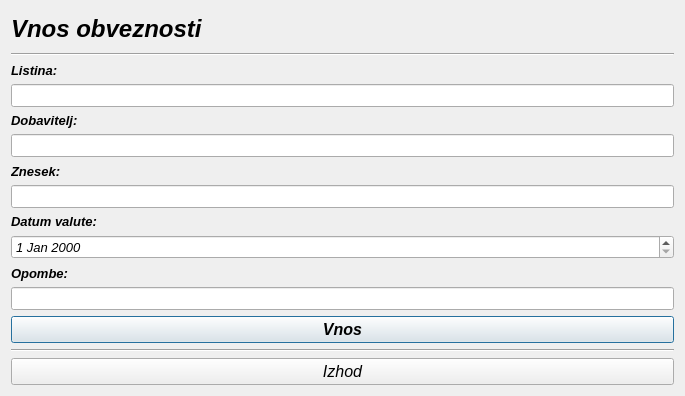
Old version of the form vnosobveznosti.ui in the repository MaxMaxy/racun.
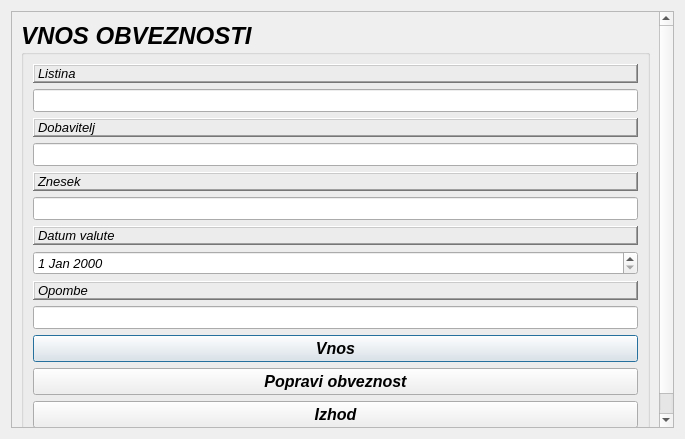
New version of the form.

Diff of the .ui file:
```diff
--- a/vnosobveznosti.ui
+++ b/vnosobveznosti.ui
@@ -7,7 +7,7 @@
     <x>0</x>
     <y>0</y>
     <width>685</width>
-    <height>396</height>
+    <height>439</height>
    </rect>
   </property>
   <property name="font">
@@ -20,54 +20,57 @@
   <property name="windowTitle">
    <string>Dialog</string>
   </property>
+  <layout class="QGridLayout" name="gridLayout_2">
+   <item row="0" column="0">
+    <widget class="QScrollArea" name="scrollArea">
+     <property name="widgetResizable">
+      <bool>true</bool>
+     </property>
+     <widget class="QWidget" name="scrollAreaWidgetContents">
+      <property name="geometry">
+       <rect>
+        <x>0</x>
+        <y>0</y>
+        <width>647</width>
+        <height>439</height>
+       </rect>
+      </property>
   <layout class="QGridLayout" name="gridLayout">
    <item row="0" column="0">
-    <layout class="QVBoxLayout" name="verticalLayout">
-     <item>
-      <widget class="QLabel" name="label">
+        <widget class="QGroupBox" name="groupBox">
        <property name="font">
         <font>
-         <family>MS Sans Serif</family>
          <pointsize>18</pointsize>
          <weight>75</weight>
-         <italic>true</italic>
          <bold>true</bold>
         </font>
        </property>
-       <property name="text">
-        <string>Vnos obveznosti</string>
-       </property>
-      </widget>
-     </item>
-     <item>
-      <widget class="Line" name="line">
-       <property name="font">
-        <font>
-         <italic>true</italic>
-        </font>
-       </property>
-       <property name="orientation">
-        <enum>Qt::Horizontal</enum>
-       </property>
-      </widget>
-     </item>
-    </layout>
-   </item>
-   <item row="1" column="0">
-    <layout class="QVBoxLayout" name="verticalLayout_2">
+         <property name="title">
+          <string>VNOS OBVEZNOSTI</string>
+         </property>
+         <property name="flat">
+          <bool>true</bool>
+         </property>
+         <layout class="QVBoxLayout" name="verticalLayout">
      <item>
       <widget class="QLabel" name="label_2">
        <property name="font">
         <font>
          <family>MS Sans Serif</family>
          <pointsize>10</pointsize>
-         <weight>75</weight>
+              <weight>50</weight>
          <italic>true</italic>
-         <bold>true</bold>
-        </font>
-       </property>
+              <bold>false</bold>
+             </font>
+            </property>
+            <property name="frameShape">
+             <enum>QFrame::WinPanel</enum>
+            </property>
+            <property name="frameShadow">
+             <enum>QFrame::Raised</enum>
+            </property>
        <property name="text">
-        <string>Listina:</string>
+             <string>Listina</string>
        </property>
        <property name="buddy">
         <cstring>lineEdit_listina</cstring>
@@ -80,28 +83,32 @@
         <font>
          <family>MS Sans Serif</family>
          <pointsize>10</pointsize>
+              <weight>50</weight>
          <italic>true</italic>
+              <bold>false</bold>
         </font>
        </property>
       </widget>
      </item>
-    </layout>
-   </item>
-   <item row="2" column="0">
-    <layout class="QVBoxLayout" name="verticalLayout_3">
      <item>
       <widget class="QLabel" name="label_3">
        <property name="font">
         <font>
          <family>MS Sans Serif</family>
          <pointsize>10</pointsize>
-         <weight>75</weight>
+              <weight>50</weight>
          <italic>true</italic>
-         <bold>true</bold>
-        </font>
-       </property>
+              <bold>false</bold>
+             </font>
+            </property>
+            <property name="frameShape">
+             <enum>QFrame::WinPanel</enum>
+            </property>
+            <property name="frameShadow">
+             <enum>QFrame::Raised</enum>
+            </property>
        <property name="text">
-        <string>Dobavitelj:</string>
+             <string>Dobavitelj</string>
        </property>
        <property name="buddy">
         <cstring>lineEdit_dobavitelj</cstring>
@@ -114,28 +121,32 @@
         <font>
          <family>MS Sans Serif</family>
          <pointsize>10</pointsize>
+              <weight>50</weight>
          <italic>true</italic>
+              <bold>false</bold>
         </font>
        </property>
       </widget>
      </item>
-    </layout>
-   </item>
-   <item row="3" column="0">
-    <layout class="QVBoxLayout" name="verticalLayout_4">
      <item>
       <widget class="QLabel" name="label_4">
        <property name="font">
         <font>
          <family>MS Sans Serif</family>
          <pointsize>10</pointsize>
-         <weight>75</weight>
+              <weight>50</weight>
          <italic>true</italic>
-         <bold>true</bold>
-        </font>
-       </property>
+              <bold>false</bold>
+             </font>
+            </property>
+            <property name="frameShape">
+             <enum>QFrame::WinPanel</enum>
+            </property>
+            <property name="frameShadow">
+             <enum>QFrame::Raised</enum>
+            </property>
        <property name="text">
-        <string>Znesek:</string>
+             <string>Znesek</string>
        </property>
        <property name="buddy">
         <cstring>lineEdit_znesek</cstring>
@@ -148,28 +159,32 @@
         <font>
          <family>MS Sans Serif</family>
          <pointsize>10</pointsize>
+              <weight>50</weight>
          <italic>true</italic>
+              <bold>false</bold>
         </font>
        </property>
       </widget>
      </item>
-    </layout>
-   </item>
-   <item row="4" column="0">
-    <layout class="QVBoxLayout" name="verticalLayout_5">
      <item>
       <widget class="QLabel" name="label_5">
        <property name="font">
         <font>
          <family>MS Sans Serif</family>
          <pointsize>10</pointsize>
-         <weight>75</weight>
+              <weight>50</weight>
          <italic>true</italic>
-         <bold>true</bold>
-        </font>
-       </property>
+              <bold>false</bold>
+             </font>
+            </property>
+            <property name="frameShape">
+             <enum>QFrame::WinPanel</enum>
+            </property>
+            <property name="frameShadow">
+             <enum>QFrame::Raised</enum>
+            </property>
        <property name="text">
-        <string>Datum valute:</string>
+             <string>Datum valute</string>
        </property>
        <property name="buddy">
         <cstring>dateEdit_valute</cstring>
@@ -182,28 +197,32 @@
         <font>
          <family>MS Sans Serif</family>
          <pointsize>10</pointsize>
+              <weight>50</weight>
          <italic>true</italic>
+              <bold>false</bold>
         </font>
        </property>
       </widget>
      </item>
-    </layout>
-   </item>
-   <item row="5" column="0">
-    <layout class="QVBoxLayout" name="verticalLayout_8">
      <item>
       <widget class="QLabel" name="label_8">
        <property name="font">
         <font>
          <family>MS Sans Serif</family>
          <pointsize>10</pointsize>
-         <weight>75</weight>
+              <weight>50</weight>
          <italic>true</italic>
-         <bold>true</bold>
-        </font>
-       </property>
+              <bold>false</bold>
+             </font>
+            </property>
+            <property name="frameShape">
+             <enum>QFrame::WinPanel</enum>
+            </property>
+            <property name="frameShadow">
+             <enum>QFrame::Raised</enum>
+            </property>
        <property name="text">
-        <string>Opombe:</string>
+             <string>Opombe</string>
        </property>
        <property name="buddy">
         <cstring>lineEdit_opombe</cstring>
@@ -216,14 +235,14 @@
         <font>
          <family>MS Sans Serif</family>
          <pointsize>10</pointsize>
+              <weight>50</weight>
          <italic>true</italic>
+              <bold>false</bold>
         </font>
        </property>
       </widget>
      </item>
-    </layout>
-   </item>
-   <item row="6" column="0">
+          <item>
     <widget class="QPushButton" name="pushButton_vnos">
      <property name="font">
       <font>
@@ -239,17 +258,15 @@
      </property>
     </widget>
    </item>
-   <item row="7" column="0">
-    <layout class="QVBoxLayout" name="verticalLayout_11">
      <item>
-      <widget class="Line" name="line_2">
+           <widget class="QPushButton" name="pushButton_popraviObv">
        <property name="font">
         <font>
-         <italic>true</italic>
-        </font>
-       </property>
-       <property name="orientation">
-        <enum>Qt::Horizontal</enum>
+              <pointsize>12</pointsize>
+             </font>
+            </property>
+            <property name="text">
+             <string>Popravi obveznost</string>
        </property>
       </widget>
      </item>
@@ -259,7 +276,9 @@
         <font>
          <family>MS Sans Serif</family>
          <pointsize>12</pointsize>
+              <weight>75</weight>
          <italic>true</italic>
+              <bold>true</bold>
         </font>
        </property>
        <property name="text">
@@ -268,6 +287,11 @@
       </widget>
      </item>
     </layout>
+        </widget>
+       </item>
+      </layout>
+     </widget>
+    </widget>
    </item>
   </layout>
  </widget>
```
Lines whose indentation alone changed are shown as unchanged.
